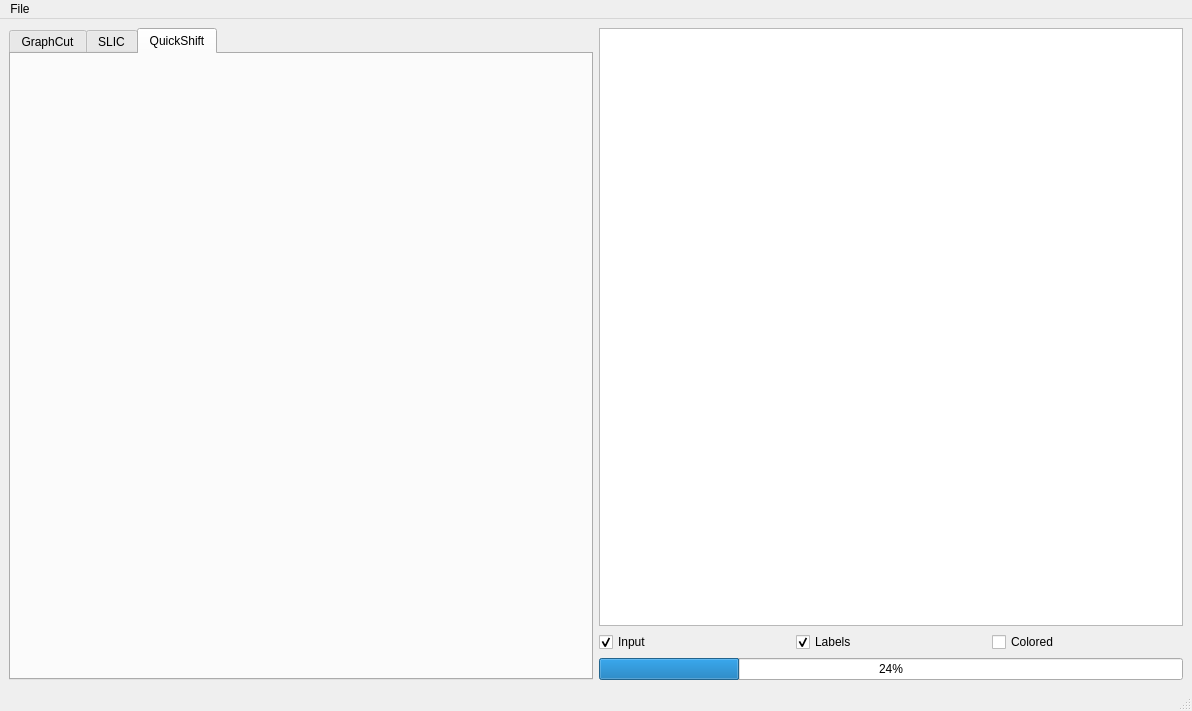
The window that GUI/SuperPixelSegmentationGUI.ui (daviddoria/SuperPixelSegmentation) describes before a commit, drawn with Qt 5.
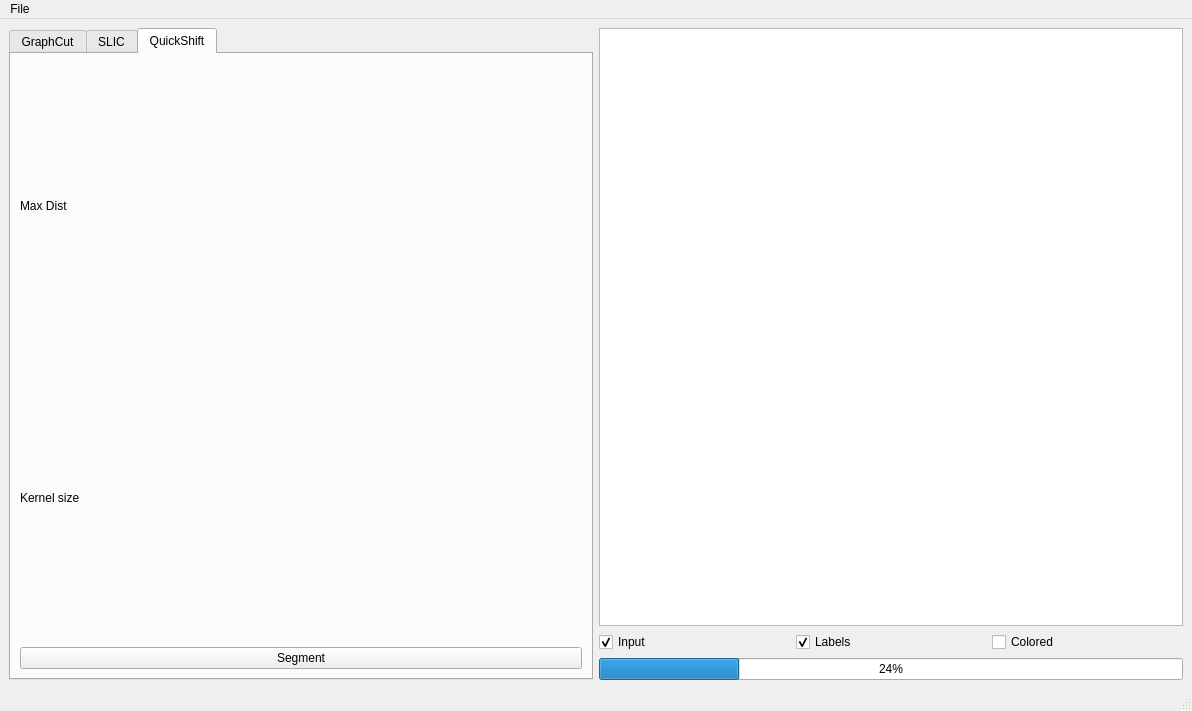
The same window after the commit. The open tabs and pages were chosen to show the change. Custom widgets are drawn as their Qt base class.

Commit message: Added QuickShift - needs testing.

```diff
--- a/GUI/SuperPixelSegmentationGUI.ui
+++ b/GUI/SuperPixelSegmentationGUI.ui
@@ -159,6 +159,57 @@
          <attribute name="title">
           <string>QuickShift</string>
          </attribute>
+         <layout class="QVBoxLayout" name="verticalLayout_5">
+          <item>
+           <layout class="QHBoxLayout" name="horizontalLayout_8">
+            <item>
+             <widget class="QLabel" name="label_5">
+              <property name="text">
+               <string>Max Dist</string>
+              </property>
+             </widget>
+            </item>
+            <item>
+             <widget class="FloatSlider" name="sldMaxDist">
+              <property name="toolTip">
+               <string>The current time</string>
+              </property>
+              <property name="whatsThis">
+               <string>The float slider widget allows the user to select a float value.</string>
+              </property>
+             </widget>
+            </item>
+           </layout>
+          </item>
+          <item>
+           <layout class="QHBoxLayout" name="horizontalLayout_9">
+            <item>
+             <widget class="QLabel" name="label_6">
+              <property name="text">
+               <string>Kernel size</string>
+              </property>
+             </widget>
+            </item>
+            <item>
+             <widget class="FloatSlider" name="sldKernelSize">
+              <property name="toolTip">
+               <string>The current time</string>
+              </property>
+              <property name="whatsThis">
+               <string>The float slider widget allows the user to select a float value.</string>
+              </property>
+             </widget>
+            </item>
+           </layout>
+          </item>
+          <item>
+           <widget class="QPushButton" name="btnSegmentQuickShift">
+            <property name="text">
+             <string>Segment</string>
+            </property>
+           </widget>
+          </item>
+         </layout>
         </widget>
        </widget>
       </item>
```
Left out of the diff: 2 changed lines with no effect on the pictures. The commit also changes 23 other files.
